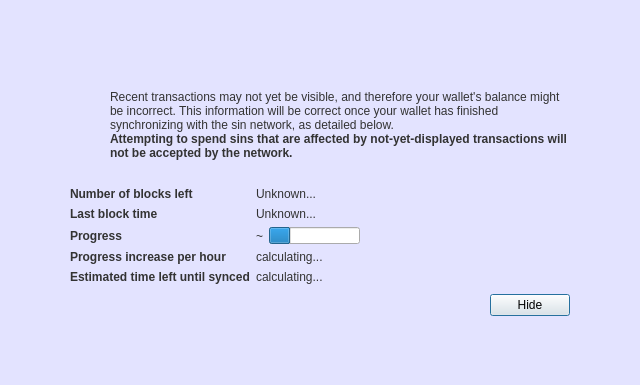
Above: src/qt/forms/modaloverlay.ui from hardwarewise/SIN-core before the change. Below: the same form after it.
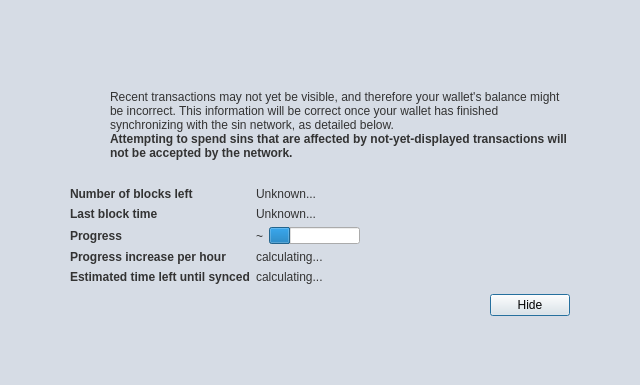
That is the form after the change. Icons and pictures are not drawn. Custom widgets are drawn as their Qt base class.

Patch:
```diff
--- a/src/qt/forms/modaloverlay.ui
+++ b/src/qt/forms/modaloverlay.ui
@@ -33,7 +33,7 @@
     <widget class="QWidget" name="bgWidget" native="true">
      <property name="styleSheet">
       <string notr="true">QWidget#bgWidget {
-background-color:#E3E3FF;
+background-color:#D6DCE5;
 color: #fff;
 } 
 </string>
@@ -57,7 +57,7 @@
          <string notr="true">QLabel { color: #333;  }
 
 #contentWidget {
-background-color: #E3E3FF;
+background-color: #D6DCE5;
  border-radius: 6px;
 color: #333;
 } </string>
```
